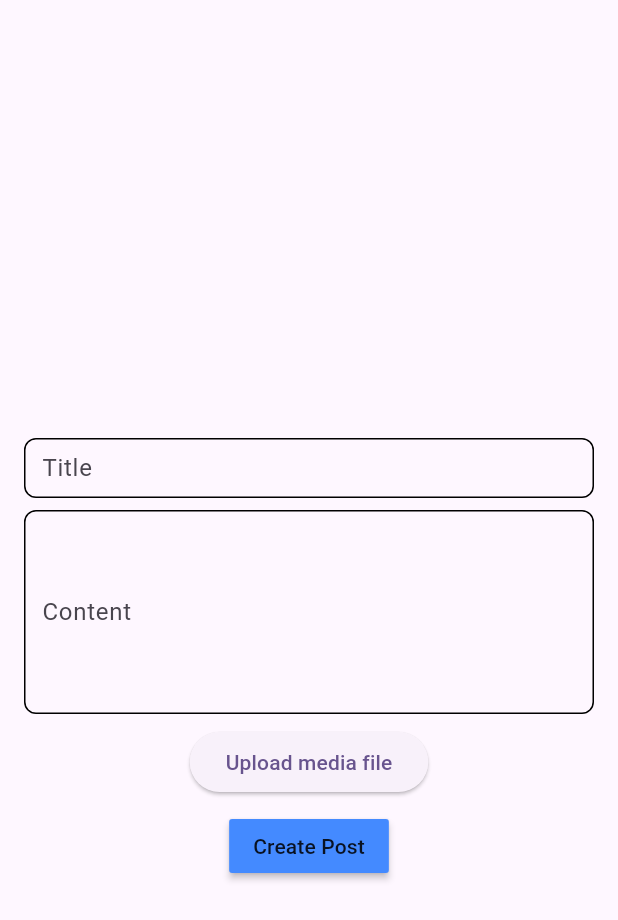
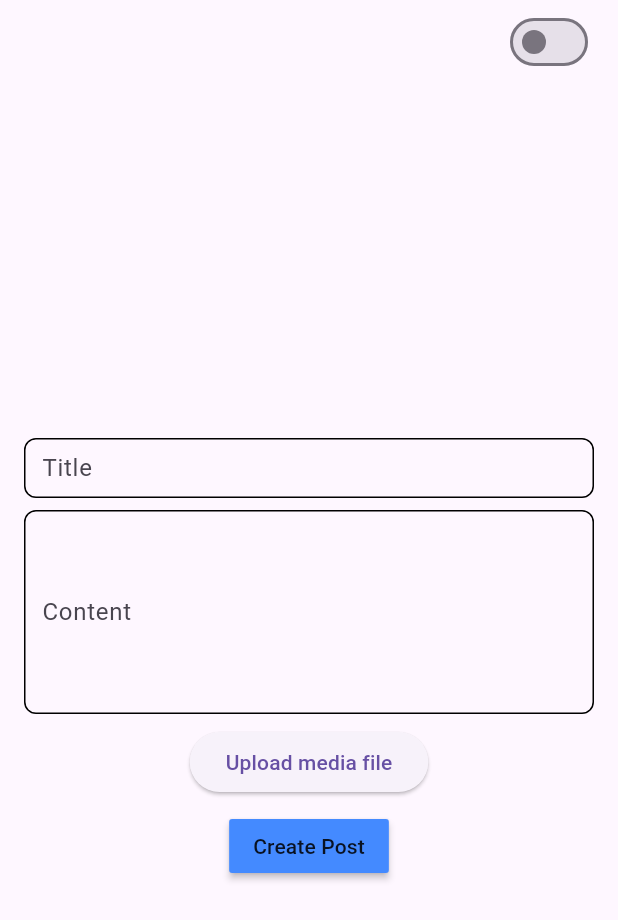
Before and after one commit to gerripro/sintez_test, a Flutter app: the screen it shows after launch, after a tap on the "add" icon, on a phone screen of 412 x 824 dp. Shown: the top 920 px of the screen. Run offline on Flutter 3.47's test engine with Material 3 defaults, Android fonts, the phone set to English and light mode, and no system bars; our stand-ins replace flutter_mobx, get_it, go_router, injectable, logger, mobx and 2 more; missing offline and left inert: gallery_picker; accounts and stored records are empty; generated files the repository leaves out were written again.

Commit message:
theme change implemented

```diff
--- a/lib/app/sintez_app.dart
+++ b/lib/app/sintez_app.dart
@@ -1,20 +1,27 @@
 import 'package:flutter/material.dart';
+import 'package:flutter_mobx/flutter_mobx.dart';
 import 'package:sintez_test/modules/navigation/router/navigation_register_module.dart';
+import 'package:sintez_test/modules/theme/stores/theme_store.dart';
 
 class SintezApp extends StatelessWidget {
+  final ThemeStore themeStore;
   final SintezAppRouter sintezAppRouter;
 
-  const SintezApp({super.key, required this.sintezAppRouter});
+  const SintezApp(
+      {super.key, required this.sintezAppRouter, required this.themeStore});
 
   @override
   Widget build(BuildContext context) {
-    return MaterialApp.router(
-      title: 'Flutter Demo',
-      theme: ThemeData(
-        colorScheme: ColorScheme.fromSeed(seedColor: Colors.deepPurple),
-        useMaterial3: true,
-      ),
-      routerConfig: sintezAppRouter.router,
-    );
+    return Observer(builder: (context) {
+      return MaterialApp.router(
+        title: 'Flutter Demo',
+        theme: themeStore.currentTheme.theme,
+        // ThemeData(
+        //   colorScheme: ColorScheme.fromSeed(seedColor: Colors.deepPurple),
+        //   useMaterial3: true,
+        // ),
+        routerConfig: sintezAppRouter.router,
+      );
+    });
   }
 }
--- a/lib/main.dart
+++ b/lib/main.dart
@@ -2,9 +2,12 @@ import 'package:flutter/material.dart';
 import 'package:sintez_test/app/DI/ioc.dart';
 import 'package:sintez_test/app/sintez_app.dart';
 import 'package:sintez_test/modules/navigation/router/navigation_register_module.dart';
+import 'package:sintez_test/modules/theme/stores/theme_store.dart';
 
 Future<void> main() async {
   WidgetsFlutterBinding.ensureInitialized();
   await configureDependencies();
-  runApp(SintezApp(sintezAppRouter: ioc<SintezAppRouter>()));
+  runApp(SintezApp(
+      themeStore: ioc<ThemeStore>(),
+      sintezAppRouter: ioc<SintezAppRouter>()));
 }
--- a/lib/modules/navigation/router/app_router.dart
+++ b/lib/modules/navigation/router/app_router.dart
@@ -6,7 +6,8 @@ final GoRouter _router = GoRouter(
     ShellRoute(
         builder: (context, state, child) {
           return ShellNavigationPage(
-              viewModel: ShellNavigationViewModel(router: _router),
+              viewModel: ShellNavigationViewModel(
+                  router: _router, themeStore: ioc<ThemeStore>()),
               child: child);
         },
         routes: [
--- a/lib/modules/navigation/router/navigation_register_module.dart
+++ b/lib/modules/navigation/router/navigation_register_module.dart
@@ -17,6 +17,7 @@ import 'package:sintez_test/modules/media_picker/wrappers/gallery_picker_wrapper
 import 'package:sintez_test/modules/navigation/constants/routes.dart';
 import 'package:sintez_test/modules/navigation/view_models/shell_navigation_vm.dart';
 import 'package:sintez_test/modules/navigation/widgets/shell_navigation_page.dart';
+import 'package:sintez_test/modules/theme/stores/theme_store.dart';
 import 'package:sintez_test/shared/utils/helpers/uuid_generator.dart';
 
 part "app_router.dart";
--- a/lib/modules/navigation/widgets/shell_navigation_page.dart
+++ b/lib/modules/navigation/widgets/shell_navigation_page.dart
@@ -1,6 +1,7 @@
 import 'package:flutter/material.dart';
-// import 'package:flutter_mobx/flutter_mobx.dart';
+import 'package:flutter_mobx/flutter_mobx.dart';
 import 'package:sintez_test/modules/navigation/view_models/shell_navigation_vm.dart';
+import 'package:sintez_test/shared/constants/spacings.dart';
 
 class ShellNavigationPage extends StatelessWidget {
   final ShellNavigationViewModel viewModel;
@@ -14,41 +15,20 @@ class ShellNavigationPage extends StatelessWidget {
   Widget build(BuildContext context) {
     return Scaffold(
       appBar: AppBar(
-        // leading: Observer(builder: (context) {
-        //   return IconButton(
-        //     onPressed: () {
-        //       viewModel.openDrawer(context);
-        //     },
-        //     icon: Icon(Icons.menu),
-        //   );
-        // }),
+        actions: [
+          Observer(builder: (context) {
+            return Padding(
+              padding: const EdgeInsets.all(Spacings.medium),
+              child: Switch(
+                value: viewModel.switchValue,
+                onChanged: (value) {
+                  viewModel.switchTheme();
+                },
+              ),
+            );
+          }),
+        ],
       ),
-      // drawer: Drawer(
-      //   elevation: 0,
-      //   shape: const RoundedRectangleBorder(),
-      //   child: SafeArea(
-      //     child: Container(
-      //       child: SingleChildScrollView(
-      //         child: Padding(
-      //           padding: const EdgeInsets.all(16.0),
-      //           child: Column(
-      //             crossAxisAlignment: CrossAxisAlignment.start,
-      //             children: [
-      //               InkWell(
-      //                 onTap: () => viewModel.openPage1(),
-      //                 child: Text("page1"),
-      //               ),
-      //               InkWell(
-      //                 onTap: () => viewModel.openPage2(),
-      //                 child: Text("page2"),
-      //               )
-      //             ],
-      //           ),
-      //         ),
-      //       ),
-      //     ),
-      //   ),
-      // ),
       body: child,
     );
   }
--- /dev/null
+++ b/lib/modules/shared_preferences/wrappers/shared_preferences_wrapper.dart
@@ -0,0 +1,17 @@
+import 'package:injectable/injectable.dart';
+import 'package:shared_preferences/shared_preferences.dart';
+
+@lazySingleton
+class SharedPreferencesWrapper {
+  final SharedPreferences sharedPreferences;
+
+  SharedPreferencesWrapper({required this.sharedPreferences});
+
+  String? getStringByKey(String key) {
+    return sharedPreferences.getString(key);
+  }
+
+  Future<bool> setString({required String key, required String value}) async {
+    return await sharedPreferences.setString(key, value);
+  }
+}
--- /dev/null
+++ b/lib/modules/theme/enums/app_theme.dart
@@ -0,0 +1,21 @@
+
+import 'package:flutter/material.dart';
+import 'package:sintez_test/modules/theme/ui/theme_styles.dart';
+
+enum AppTheme {
+  light('light'),
+  dark('dark');
+
+  const AppTheme(this.string);
+
+  final String string;
+
+  ThemeData get theme {
+    switch (this) {
+      case AppTheme.light:
+        return ThemeStyles.lightTheme;
+      case AppTheme.dark:
+        return ThemeStyles.darkTheme;
+    }
+  }
+}
--- /dev/null
+++ b/lib/modules/theme/stores/theme_store.dart
@@ -0,0 +1,35 @@
+import 'package:injectable/injectable.dart';
+import 'package:mobx/mobx.dart';
+import 'package:sintez_test/modules/theme/enums/app_theme.dart';
+import 'package:sintez_test/modules/theme/extensions/app_theme_string_extension.dart';
+import 'package:sintez_test/modules/theme/repositories/theme_repository.dart';
+
+part 'theme_store.g.dart';
+
+@lazySingleton
+class ThemeStore = _ThemeStore with _$ThemeStore;
+
+abstract class _ThemeStore with Store {
+  final ThemeRepository themeRepository;
+
+  _ThemeStore({required this.themeRepository}) {
+    _updateTheme();
+  }
+
+  @action
+  Future<void> setThemeMode({required AppTheme themeMode}) async {
+    await themeRepository.setThemeMode(value: themeMode.string);
+    _updateTheme();
+  }
+  /// the enum has a link to ThemeData
+  @computed
+  AppTheme get currentTheme => _currentTheme;
+
+  @observable
+  AppTheme _currentTheme = AppTheme.light;
+
+  @action
+  void _updateTheme() {
+    _currentTheme = themeRepository.getThemeMode()?.appThemeFromString ?? AppTheme.light;
+  }
+}
--- a/pubspec.yaml
+++ b/pubspec.yaml
@@ -45,6 +45,7 @@ dependencies:
   sqflite: ^2.3.3+1
   uuid: ^4.5.0
   gallery_picker: ^0.5.1
+  shared_preferences: ^2.2.3
 
 dev_dependencies:
   flutter_test:
```
Also changed, not shown: lib/modules/navigation/view_models/shell_navigation_vm.dart (+13 -1 lines), lib/modules/shared_preferences/factories/shared_preferences_registration_module.dart (added, +9 -0 lines), lib/modules/theme/extensions/app_theme_string_extension.dart (added, +9 -0 lines), lib/modules/theme/repositories/theme_repository.dart (added, +19 -0 lines), lib/modules/theme/ui/theme_styles.dart (added, +7 -0 lines), lib/app/DI/ioc.config.dart, lib/modules/navigation/view_models/shell_navigation_vm.g.dart, lib/modules/theme/stores/theme_store.g.dart (added), pubspec.lock.
